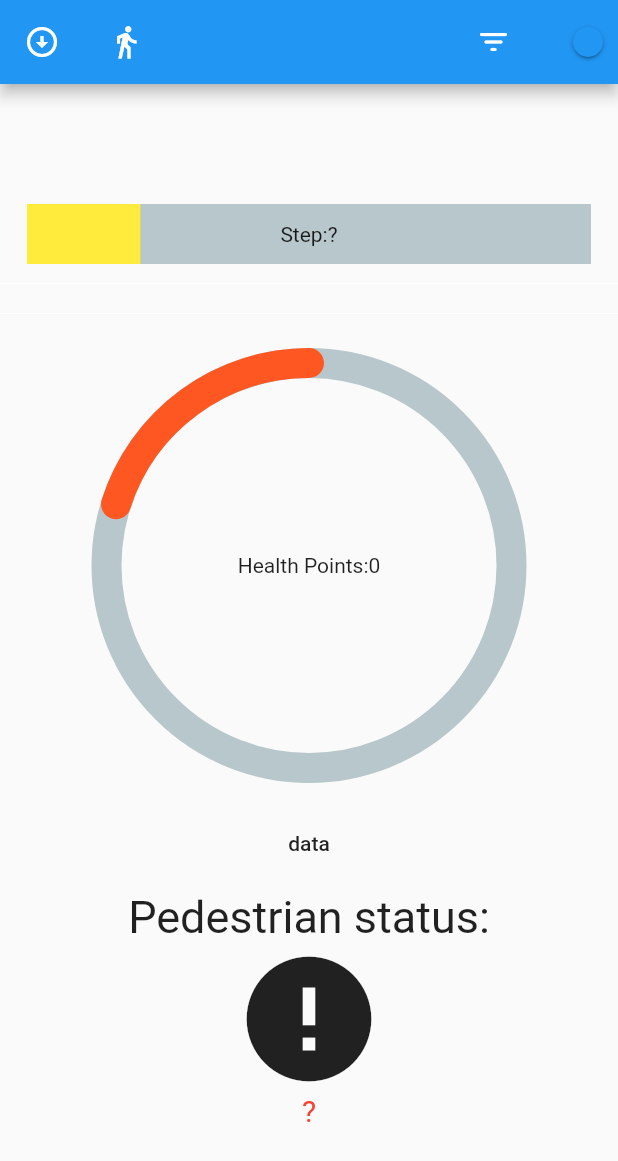
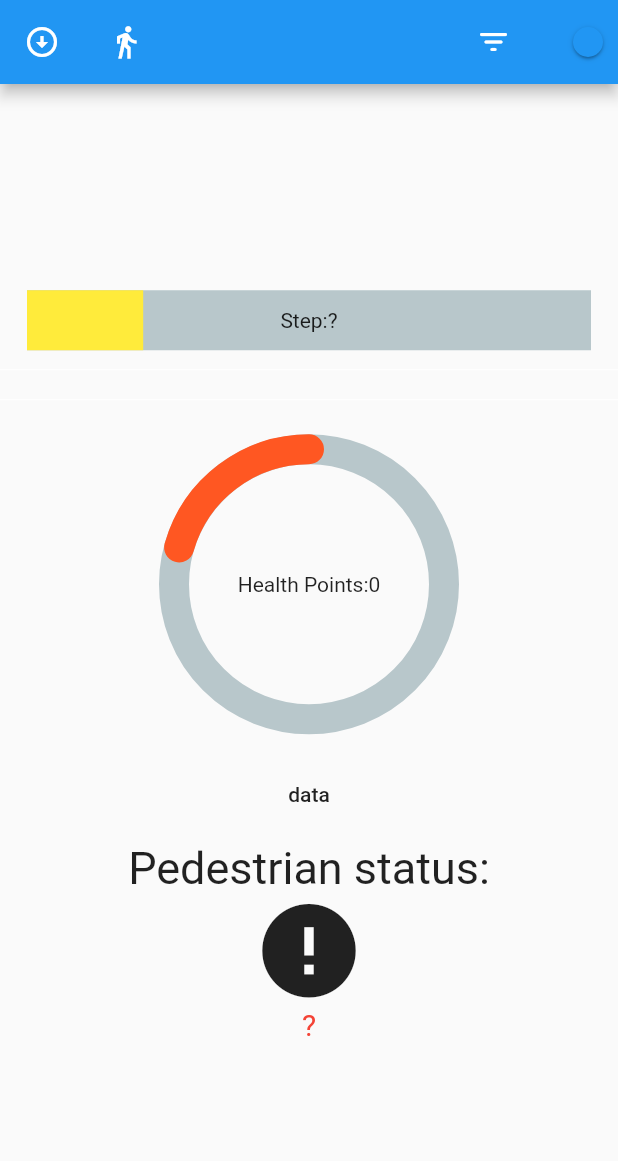
Before and after one commit to ttpomhd/project, a Flutter app: the MyHomePage screen opened directly with empty values, after a tap on "data", on a phone screen of 412 x 824 dp. Shown: the top 1161 px of the screen. Run offline on Flutter 3.47's test engine with Material 2 defaults, Android fonts, the phone set to English and light mode, and no system bars; drawn by our look-alikes of percent_indicator; our stand-ins replace adaptive_theme, fluttertoast, pedometer, shared_preferences, sqflite; accounts and stored records are empty.

```diff
--- a/lib/example.dart
+++ b/lib/example.dart
@@ -65,7 +65,8 @@ double z=0.0;
   @override
   void initState() {
     super.initState();
-
+    z=10/100;
+    z=z+0.1;
 
     initPlatformState();
   }
@@ -75,7 +76,7 @@ double z=0.0;
     setState(() {
       _steps = event.steps.toString();
       Health_Points=int.parse(event.steps.toString());
-      z=z+0.1;
+      z=z+0.01;
     });
   }
 
@@ -118,7 +119,7 @@ double z=0.0;
     int k=0;
     setState(() {
       x = (Health_Points / 100) as double;
-      z=z+0.1;
+      z=z+0.1/50;
     });
 
     return AnimatedTheme(
@@ -183,7 +184,9 @@ double z=0.0;
                   padding: const EdgeInsets.all(8.0),
                   child:
                   LinearPercentIndicator(
+
                     animation: true,
+
 
                     lineHeight: 40,
                     animationDuration: 1000,
@@ -230,7 +233,7 @@ double z=0.0;
                       });
                     },
 
-                    radius: 145.0,
+                    radius: 100.0,
                     lineWidth: 20.0,
                     percent: z    ,
                     reverse: true,
@@ -243,7 +246,7 @@ double z=0.0;
                 padding: const EdgeInsets.all(8.0),
                 child: MaterialButton(onPressed: (){
                   setState(() {
-                    z=z+0.1/100;
+                    z=z+0.1/50;
 
                   });
                 },
@@ -260,13 +263,13 @@ double z=0.0;
                     : _status == 'stopped'
                     ? Icons.accessibility_new
                     : Icons.error,
-                size: 100,
+                size: 75,
               ),
               Center(
                 child: Text(
                   _status,
                   style: _status == 'walking' || _status == 'stopped'
-                      ? TextStyle(fontSize: 30)
+                      ? TextStyle(fontSize: 20)
                       : TextStyle(fontSize: 20, color: Colors.red),
                 ),
               )
--- a/pubspec.yaml
+++ b/pubspec.yaml
@@ -37,6 +37,7 @@ dependencies:
   pedometer: ^3.0.0
   fluttertoast: ^8.0.8
   percent_indicator: ^4.2.2
+  get:
 
 
   shared_preferences:
```
Also changed, not shown: pubspec.lock.
